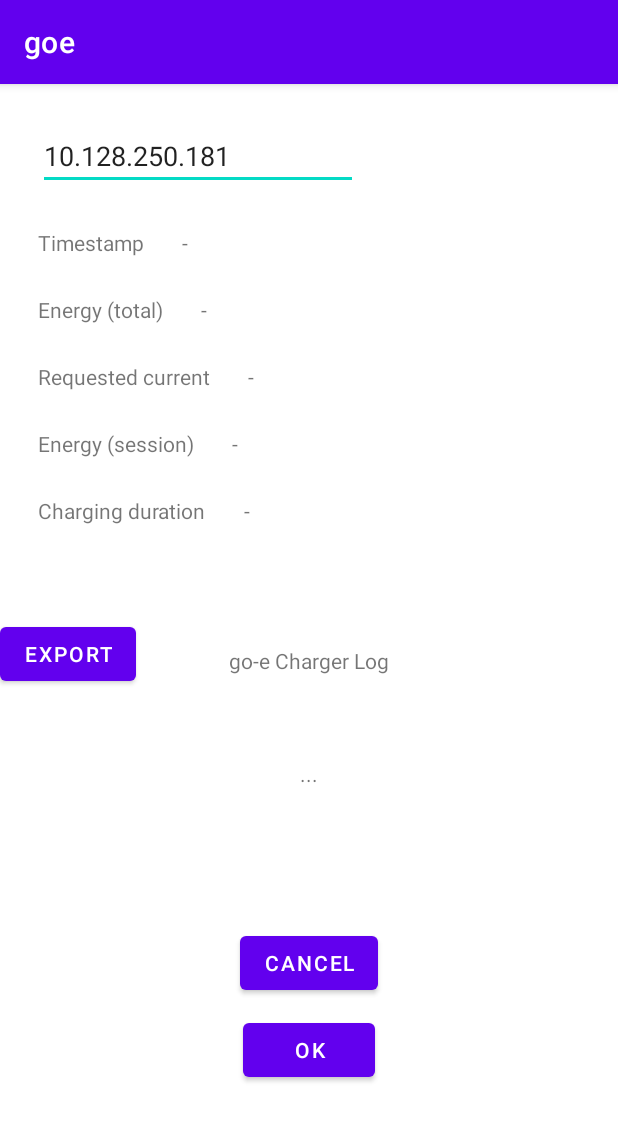
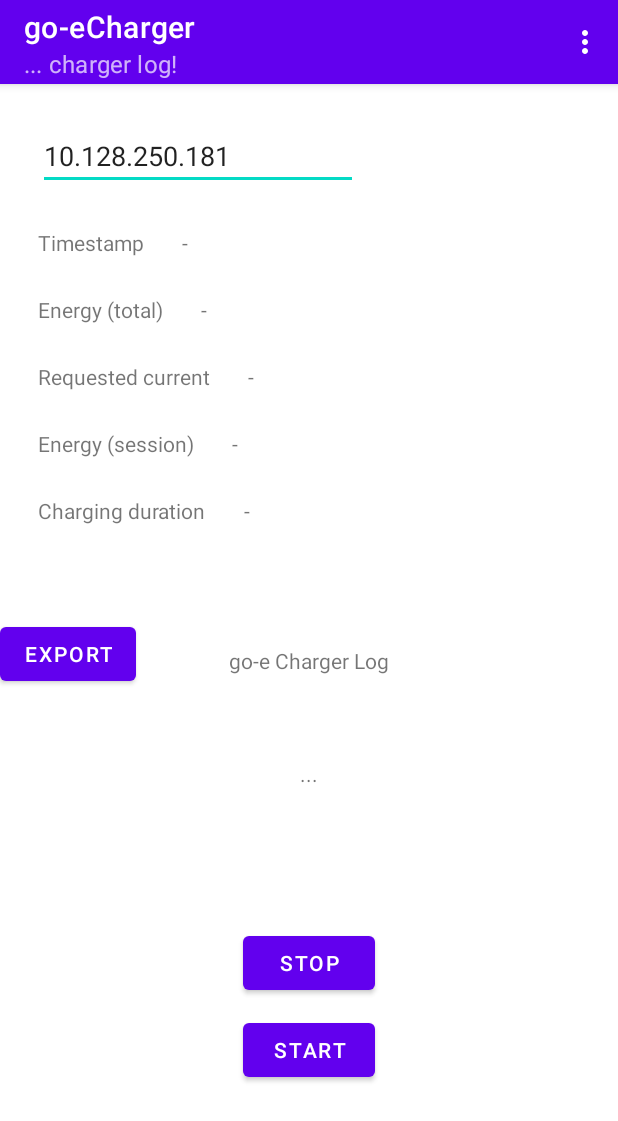
Before and after one commit to AndreasWoe/android, an Android app: the screen it shows after launch (MainActivity), on a phone screen of 412 x 824 dp. Shown: the top 1121 px of the screen. Run offline under Robolectric (Android 15) with nearby library versions, the phone set to English and light mode, and no system bars.

Commit message:
playing around with action bar

```diff
--- a/goe/app/src/main/AndroidManifest.xml
+++ b/goe/app/src/main/AndroidManifest.xml
@@ -23,7 +23,6 @@
             android:exported="true">
             <intent-filter>
                 <action android:name="android.intent.action.MAIN" />
-
                 <category android:name="android.intent.category.LAUNCHER" />
             </intent-filter>
         </activity>
--- a/goe/app/src/main/java/com/example/goe/MainActivity.java
+++ b/goe/app/src/main/java/com/example/goe/MainActivity.java
@@ -1,6 +1,7 @@
 package com.example.goe;
 
 import androidx.annotation.WorkerThread;
+import androidx.appcompat.app.ActionBar;
 import androidx.appcompat.app.AppCompatActivity;
 
 import android.app.AlarmManager;
@@ -16,6 +17,8 @@ import android.os.HandlerThread;
 import android.os.Looper;
 import android.os.Message;
 import android.util.Log;
+import android.view.Menu;
+import android.view.MenuItem;
 import android.view.View;
 import android.widget.EditText;
 import android.widget.TextView;
@@ -39,6 +42,8 @@ public class MainActivity extends AppCompatActivity {
     private Handler bgHandler;
     private Handler uiHandler;
 
+    private static final int MENU_ITEM_ITEM1 = 1;
+
     private String goeIp = "10.128.250.181";
 
     private Runnable runnable = new Runnable() {
@@ -55,8 +60,32 @@ public class MainActivity extends AppCompatActivity {
     };
 
     @Override
+    public boolean onCreateOptionsMenu(Menu menu) {
+        menu.add(Menu.NONE, MENU_ITEM_ITEM1, Menu.NONE, "Hello");
+        return true;
+    }
+
+    @Override
+    public boolean onOptionsItemSelected(MenuItem item) {
+        // Handle item selection
+        switch(item.getItemId()) {
+            case MENU_ITEM_ITEM1:
+                Log.i("goe", "Menu clicked!");
+                return true;
+            default:
+                return super.onOptionsItemSelected(item);
+        }
+    }
+
+    @Override
     protected void onCreate(Bundle savedInstanceState) {
         Log.i("goe", "Main Activity Created");
+
+        ActionBar actionBar = this.getSupportActionBar();
+        actionBar.setTitle("go-eCharger");
+        actionBar.setSubtitle("... charger log!");
+        //actionBar.hide();
+
         super.onCreate(savedInstanceState);
         setContentView(R.layout.activity_main);
 
@@ -72,6 +101,8 @@ public class MainActivity extends AppCompatActivity {
                 if(msg.what == 1) {
                     Log.i("goe", "One");
                     SessionData sd = (SessionData) msg.obj;
+                    //export to txt file
+                    export(sd);
                     //do GUI update
                     hello(sd);
                 }
@@ -89,9 +120,7 @@ public class MainActivity extends AppCompatActivity {
         bgHandler.getLooper().quit();
     }
 
-    public void btnExportClick(View view) {
-        TextView txtConsole = findViewById(R.id.txtConsole);
-
+    public void export(SessionData data) {
         final String TXTNAME = "config.txt";
 
         File dataDir = Environment.getDataDirectory();
@@ -116,16 +145,17 @@ public class MainActivity extends AppCompatActivity {
             String q = "\""; //quotation mark
             String s = ";"; //separator
 
-            osw.write(q + formattedDate + q + s);
+            osw.write(data.toString());
             osw.write(System.lineSeparator());
 
             osw.flush();
             osw.close();
         }
         catch (Exception ex) {
-            Log.e("ego", ex.getLocalizedMessage());
+            //went wrong
         }
 
+        /*
         try {
             final File file = new File(currentTXTPathEx);
             FileInputStream fis = new FileInputStream(file);
@@ -142,7 +172,7 @@ public class MainActivity extends AppCompatActivity {
         catch (Exception ex) {
             Log.e("ego", ex.getLocalizedMessage());
         }
-
+        */
     }
 
     public void hello(SessionData s) {
@@ -165,17 +195,16 @@ public class MainActivity extends AppCompatActivity {
         cdi.setText(String.valueOf(h) + ":" + String.valueOf(m) + ":" + String.valueOf(sc));
     }
 
-    public void btnOkClick(View view) {
+    public void btnStartClick(View view) {
         EditText txtIp = findViewById(R.id.txtIp);
         this.goeIp = txtIp.getText().toString();
 
         //https://developer.android.com/guide/background/threading
         //handler.postDelayed(runnable, 1000); // Call the handler for the first time.
         bgHandler.post(runnable);
-
     }
 
-    public void btnCancelClick(View view) {
+    public void btnStopClick(View view) {
         bgHandler.removeCallbacks(runnable);
     }
 
--- a/goe/app/src/main/res/layout/activity_main.xml
+++ b/goe/app/src/main/res/layout/activity_main.xml
@@ -16,12 +16,12 @@
         app:layout_constraintTop_toTopOf="parent" />
 
     <Button
-        android:id="@+id/button"
+        android:id="@+id/btnStart"
         android:layout_width="wrap_content"
         android:layout_height="wrap_content"
         android:layout_marginBottom="100dp"
-        android:onClick="btnOkClick"
-        android:text="Ok"
+        android:onClick="btnStartClick"
+        android:text="Start"
         app:layout_constraintBottom_toBottomOf="parent"
         app:layout_constraintEnd_toEndOf="parent"
         app:layout_constraintStart_toStartOf="parent" />
@@ -149,13 +149,13 @@
         app:layout_constraintTop_toBottomOf="@+id/txtWh" />
 
     <Button
-        android:id="@+id/Cancel"
+        android:id="@+id/btnStop"
         android:layout_width="wrap_content"
         android:layout_height="wrap_content"
         android:layout_marginBottom="10dp"
-        android:onClick="btnCancelClick"
-        android:text="Cancel"
-        app:layout_constraintBottom_toTopOf="@+id/button"
+        android:onClick="btnStopClick"
+        android:text="Stop"
+        app:layout_constraintBottom_toTopOf="@+id/btnStart"
         app:layout_constraintEnd_toEndOf="parent"
         app:layout_constraintStart_toStartOf="parent" />
 
```
